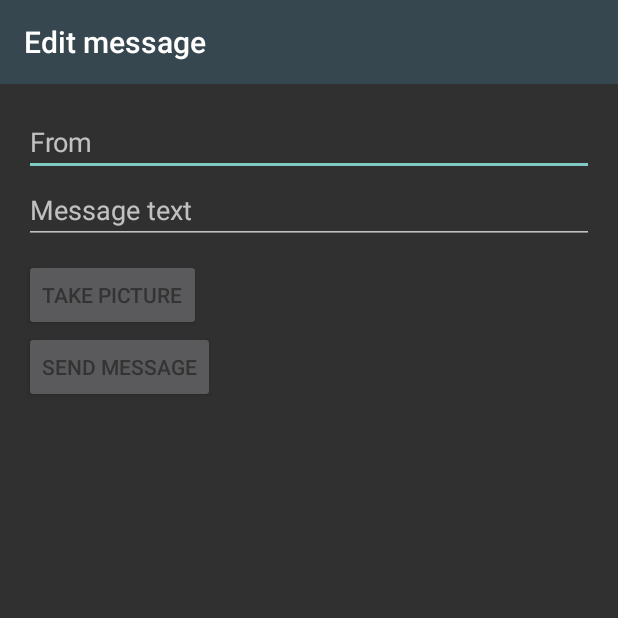
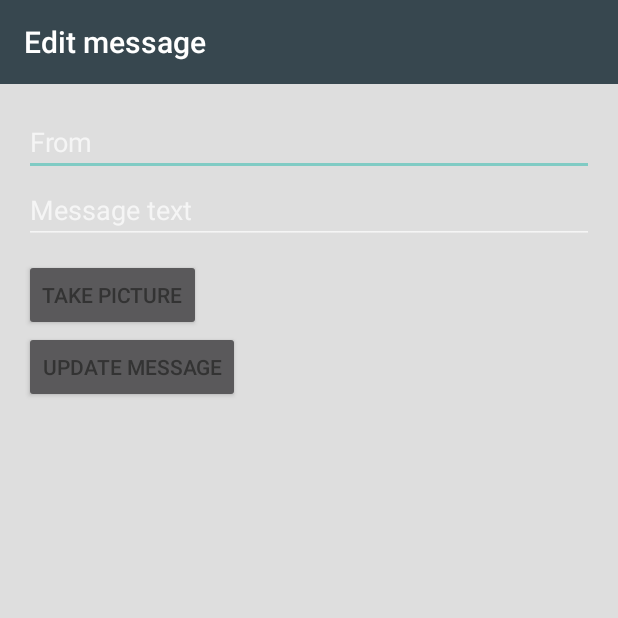
Before and after one commit to bekk/android101, an Android app: the EditMessageActivity screen opened directly, with no data from a screen before it, on a phone screen of 412 x 824 dp, the top half of it. Run offline under Robolectric (Android 15) with nearby library versions, the phone set to English and light mode, and no system bars; libraries missing offline, so code that uses them is left out: com.fatboyindustrial.gsonjodatime, retrofit.client; 5 statements that could not run were skipped.

Commit message:
Improve layout

```diff
--- a/Messages/app/src/main/AndroidManifest.xml
+++ b/Messages/app/src/main/AndroidManifest.xml
@@ -16,17 +16,13 @@
         android:label="@string/app_name"
         android:theme="@style/AppTheme" >
         <activity
-            android:name=".MainActivity"
+            android:name=".MessagesActivity"
             android:label="@string/app_name" >
             <intent-filter>
                 <action android:name="android.intent.action.MAIN" />
 
                 <category android:name="android.intent.category.LAUNCHER" />
             </intent-filter>
-        </activity>
-        <activity
-            android:name=".MessagesActivity"
-            android:label="@string/title_activity_messages" >
         </activity>
         <activity
             android:name=".NewMessageActivity"
--- a/Messages/app/src/main/java/no/bekk/android/messages/EditMessageActivity.java
+++ b/Messages/app/src/main/java/no/bekk/android/messages/EditMessageActivity.java
@@ -4,16 +4,10 @@ import android.app.Activity;
 import android.os.Bundle;
 import android.support.v7.widget.Toolbar;
 import android.util.Log;
-import android.view.Menu;
-import android.view.MenuItem;
 import android.view.View;
 import android.widget.Button;
 import android.widget.EditText;
 import android.widget.Toast;
-
-import com.fatboyindustrial.gsonjodatime.Converters;
-import com.google.gson.Gson;
-import com.google.gson.GsonBuilder;
 
 import retrofit.Callback;
 import retrofit.RetrofitError;
@@ -33,14 +27,14 @@ public class EditMessageActivity extends Activity {
         Toolbar toolbar = (Toolbar) findViewById(R.id.toolbar);
         toolbar.setTitle(R.string.title_activity_edit_message);
 
-        final EditText msgText = (EditText)findViewById(R.id.etMessage);
+        final EditText msgText = (EditText)findViewById(R.id.messageText);
         msgText.setText(message.getMessage());
 
         final EditText fromText = (EditText) findViewById(R.id.etFrom);
         fromText.setText(message.getFrom());
 
         Button post = (Button)findViewById(R.id.button_send_message);
-
+        post.setText(R.string.button_update_message);
 
         post.setOnClickListener(new View.OnClickListener() {
             @Override
--- a/Messages/app/src/main/res/layout/activity_messages.xml
+++ b/Messages/app/src/main/res/layout/activity_messages.xml
@@ -4,7 +4,6 @@
     android:layout_height="match_parent"
     tools:context="no.bekk.android.messages.MessagesActivity"
     xmlns:fab="http://schemas.android.com/apk/res-auto"
-    android:background="@color/windowBackgroundColor"
     >
 
     <include
--- a/Messages/app/src/main/res/layout/activity_new_message.xml
+++ b/Messages/app/src/main/res/layout/activity_new_message.xml
@@ -29,7 +29,7 @@
             />
 
         <EditText
-            android:id="@+id/etMessage"
+            android:id="@+id/messageText"
             android:hint="@string/hint_message"
             android:layout_width="match_parent"
             android:layout_height="wrap_content"
--- a/Messages/app/src/main/res/values/strings.xml
+++ b/Messages/app/src/main/res/values/strings.xml
@@ -10,6 +10,7 @@
     <string name="hint_from">From</string>
     <string name="hint_message">Message text</string>
     <string name="button_send_message">Send message</string>
+    <string name="button_update_message">Update message</string>
     <string name="button_take_picture">Take picture</string>
     <string name="contextual_menu_delete">Delete</string>
     <string name="contextual_menu_edit">Edit</string>
--- a/Messages/app/src/main/res/values/themes.xml
+++ b/Messages/app/src/main/res/values/themes.xml
@@ -4,9 +4,10 @@
 
     <style name="AppTheme.Base" parent="Theme.AppCompat">
         <item name="android:textColor">#333</item>
+        <item name="android:windowBackground">@color/windowBackgroundColor</item>
         <item name="colorPrimary">@color/colorPrimary</item>
         <item name="colorPrimaryDark">@color/colorPrimary</item>
-        <item name="android:windowNoTitle">true</item>
-        <item name="windowActionBar">false</item>
+        <!--<item name="android:windowNoTitle">true</item>-->
+        <!--<item name="windowActionBar">false</item>-->
     </style>
 </resources>
```
Also changed, not shown: Messages/app/src/main/java/no/bekk/android/messages/MainActivity.java (deleted, +0 -40 lines), Messages/app/src/main/java/no/bekk/android/messages/MessagesAdapter.java (+6 -1 lines), Messages/app/src/main/java/no/bekk/android/messages/NewMessageActivity.java (+4 -6 lines), Messages/app/src/main/java/no/bekk/android/messages/imgur/ImgurUpload.java (renamed from Messages/app/src/main/java/no/bekk/android/messages/imgur/Upload.java, +3 -5 lines), Messages/app/src/main/res/layout/activity_main.xml (deleted, +0 -11 lines), Messages/app/src/main/res/layout/item_message.xml (+18 -14 lines).
